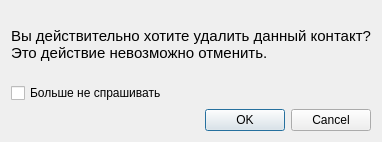
Old version of the form MyRin/Forms/MiniForms/deletedialog.ui in the repository relsa228/MyRin.
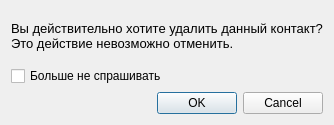
New version of the form. Icons and pictures are not drawn.

Diff of the .ui file:
```diff
--- a/MyRin/Forms/MiniForms/deletedialog.ui
+++ b/MyRin/Forms/MiniForms/deletedialog.ui
@@ -6,8 +6,8 @@
    <rect>
     <x>0</x>
     <y>0</y>
-    <width>381</width>
-    <height>142</height>
+    <width>319</width>
+    <height>125</height>
    </rect>
   </property>
   <property name="windowTitle">
@@ -22,7 +22,7 @@
     <widget class="QLabel" name="DeleteMessage">
      <property name="font">
       <font>
-       <pointsize>11</pointsize>
+       <pointsize>10</pointsize>
       </font>
      </property>
      <property name="text">
```
